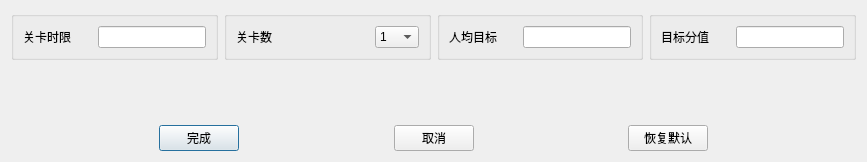
NewerLsg/StatServer, file ui/config.ui: the form before one commit.
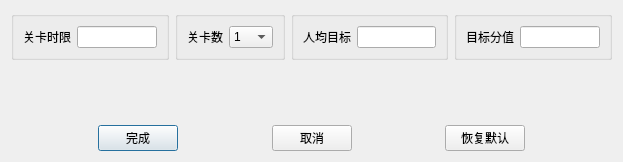
The form after the commit.

```diff
--- a/ui/config.ui
+++ b/ui/config.ui
@@ -6,7 +6,7 @@
    <rect>
     <x>0</x>
     <y>0</y>
-    <width>867</width>
+    <width>623</width>
     <height>162</height>
    </rect>
   </property>
@@ -18,6 +18,9 @@
     <layout class="QVBoxLayout" name="verticalLayout">
      <item>
       <layout class="QHBoxLayout" name="horizontalLayout">
+       <property name="sizeConstraint">
+        <enum>QLayout::SetFixedSize</enum>
+       </property>
        <item>
         <widget class="QGroupBox" name="groupBox_4">
          <property name="title">
```
